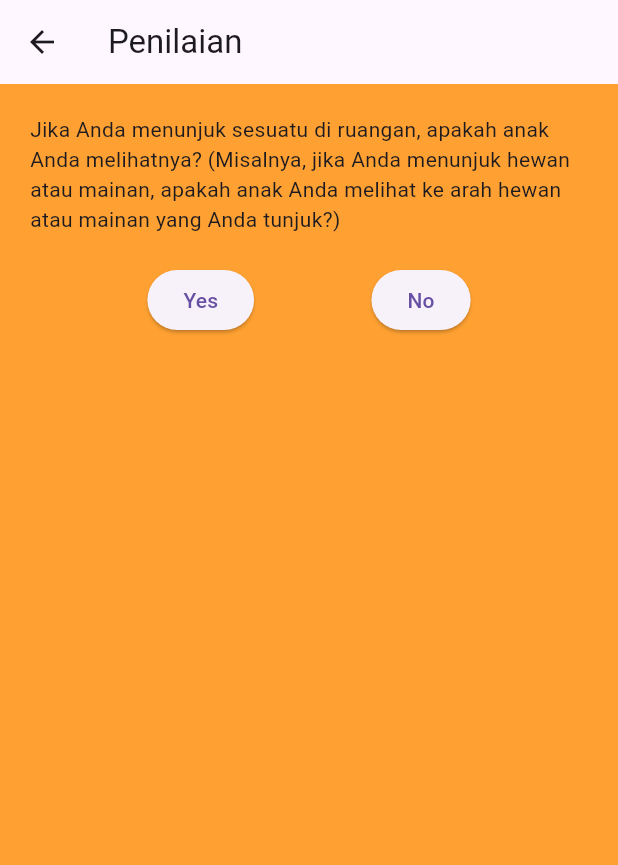
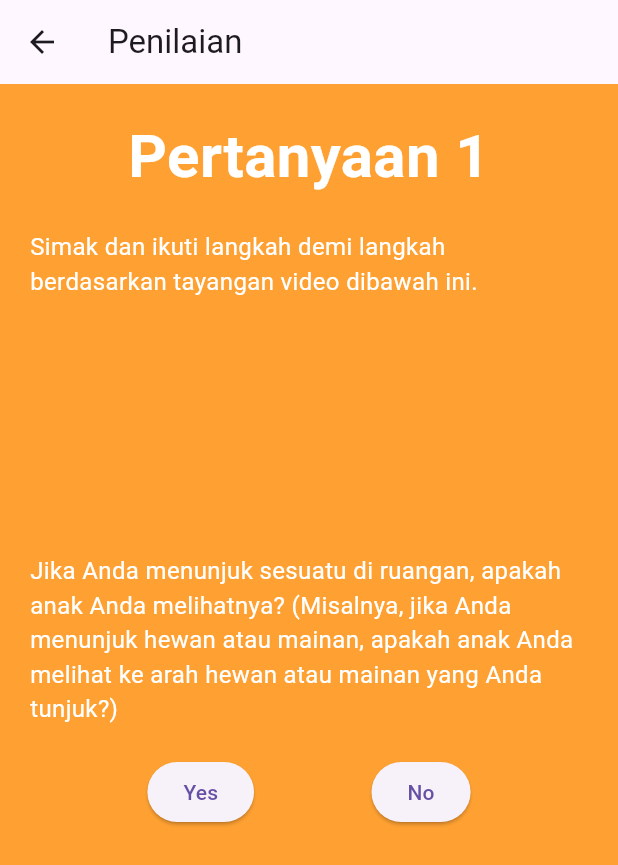
Before and after one commit to falthackel/tiny-detector, a Flutter app: the QuestionAnswerPage screen opened directly, on a phone screen of 412 x 824 dp. Shown: the top 865 px of the screen. Run offline on Flutter 3.47's test engine with Material 3 defaults, Android fonts, the phone set to English and light mode, and no system bars; our stand-ins replace material_design_icons_flutter, shared_preferences; accounts and stored records are empty.

Commit message:
Add information and edit the color and space for each question answer page

```diff
--- a/flutter_tiny_detector/lib/question_answer_page.dart
+++ b/flutter_tiny_detector/lib/question_answer_page.dart
@@ -78,7 +78,33 @@ class _QuestionAnswerPageState extends State<QuestionAnswerPage> with RouteAware
           padding: const EdgeInsets.all(20.0),
           child: Column(
             children: [
-              Text(questions[currentQuestionIndex]),
+              Text(
+                'Pertanyaan ${currentQuestionIndex+1}',
+                style: const TextStyle(
+                  fontWeight: FontWeight.bold,
+                  color: Colors.white,
+                  fontSize: 40,
+                ),
+              ),
+              const SizedBox(height: 20.0),
+              const Text(
+                'Simak dan ikuti langkah demi langkah berdasarkan tayangan video dibawah ini.',
+                style: TextStyle(
+                  color: Colors.white,
+                  fontSize: 16,
+                ),
+              ),
+              const SizedBox(height: 20.0),
+              Container(
+                height: 150,
+              ),
+              Text(
+                questions[currentQuestionIndex],
+                style: const TextStyle(
+                  color: Colors.white,
+                  fontSize: 16,
+                ),
+              ),
               const SizedBox(height: 20.0),
               Row(
                 mainAxisAlignment: MainAxisAlignment.spaceEvenly,
```
